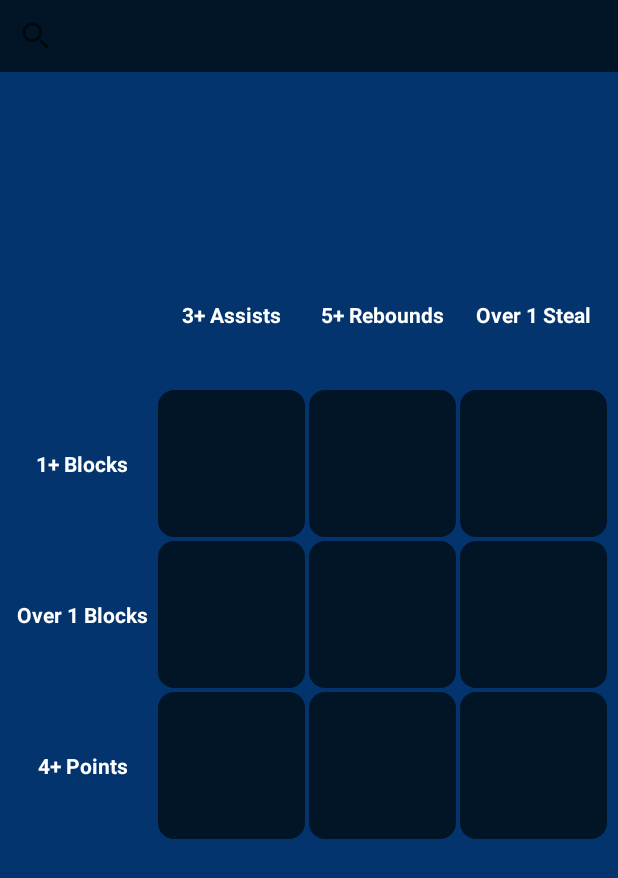
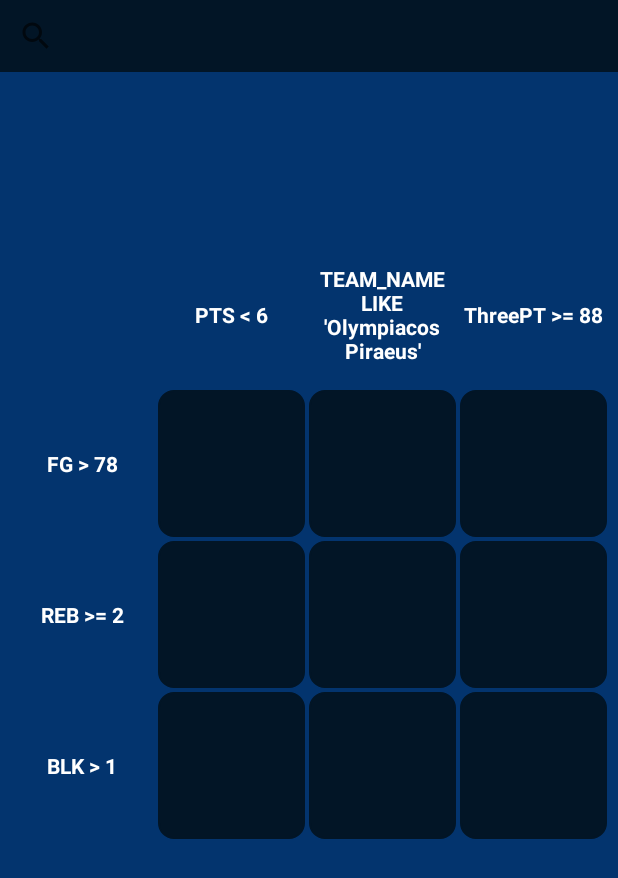
Before and after one commit to rkoum/Grid, an Android app: the screen it shows after launch (MainActivity), on a phone screen of 412 x 824 dp. Shown: the top 878 px of the screen. Run offline under Robolectric (Android 15) with nearby library versions, the phone set to English and light mode, and no system bars.

Commit message:
conditions update
new mapping need to be fixed

```diff
--- a/app/src/main/AndroidManifest.xml
+++ b/app/src/main/AndroidManifest.xml
@@ -4,6 +4,8 @@
 
     <application
         android:allowBackup="true"
+        android:hardwareAccelerated="false"
+        android:largeHeap="true"
         android:dataExtractionRules="@xml/data_extraction_rules"
         android:fullBackupContent="@xml/backup_rules"
         android:icon="@mipmap/ic_launcher"
--- a/app/src/main/java/com/example/grid/MainActivity.kt
+++ b/app/src/main/java/com/example/grid/MainActivity.kt
@@ -58,14 +58,84 @@ class MainActivity : AppCompatActivity() {
     private lateinit var conditionTextViewB: TextView
     private lateinit var conditionTextViewC: TextView
 
+    private lateinit var conditionImageBUttonA: ImageButton
+
+
+
+
+
     private val foundPlayers = MutableList<String?>(9) { null }
 
     val symbols = listOf(">", ">=", "<")
-    val positions = listOf("PG ", "SG ", "SF ", "PF ", "C ")
+    var positions = listOf("%PG%", "%SG%", "%SF%", "%PF%", "%C%").map { "POS LIKE '$it'" }
+    var ethnicities = listOf(
+        "American", "Greek", "Croatian", "Montenegrin", "Albanian",
+        "Lithuanian", "Russian", "Slovenian", "Georgian", "Bulgarian",
+        "Canadian", "British", "Bosnian", "Dutch", "Serbia-Montenegro",
+        "Australian", "French", "Senegalese", "Cypriot", "Swedish",
+        "Latvian", "Serbian", "Ukrainian", "Italian", "Dominican",
+        "Spanish", "Finnish", "Turkish", "Polish", "Nigerian",
+        "New Zealand", "Cameroonian", "Ethiopian", "Uruguayan",
+        "Macedonian", "Costa Rican", "Guinean", "Azerbaijani",
+        "Hungarian", "Jamaican", "Belizean", "Guianan", "Irish",
+        "Puerto Rican", "Israeli", "Ivoirian", "Central African",
+        "Belorussian", "Malian", "Colombian", "Panamanian", "Argentine",
+        "Cuban", "Danish", "Kazakhstani", "Georgian", "Romanian",
+        "Bahamas", "Ghanaian", "Angolan", "Sudanese", "Icelandic"
+    ).map { "ETHNICITY LIKE '%$it%'" }
+
+    // List of team names
+    var teams = listOf(
+        "OFI Iraklio",
+        "Ionikos Lamias",
+        "AEK Athens",
+        "Panathinaikos Athens",
+        "Rethymno Cretan Kings",
+        "Peristeri",
+        "Panellinios BC",
+        "Trikala",
+        "Olympiacos Piraeus",
+        "AEP Olimpiada Patron",
+        "KAO Dramas",
+        "Maroussi",
+        "Kavalas",
+        "Panionios",
+        "Ikaros Esperos",
+        "Trikalla",
+        "Ermis Agias",
+        "Nea Kiffisia",
+        "Ilisiakos",
+        "Kolossos H Hotels",
+        "Sefa Arkadikos",
+        "Koroivos",
+        "Doxa Lefkadas",
+        "PAOK",
+        "Apollon Patras",
+        "Lavrio",
+        "Holargos",
+        "Aris BC",
+        "Kymis",
+        "Promitheas Patras",
+        "AS Karditsas",
+        "Charilaos TM",
+        "AO Ionikos Nikaias",
+        "Iraklis",
+        "Ifaistos limnou",
+        "Panelefsiniakos",
+        "Olympia Larissas",
+        "AEL Larissa",
+        "Egaleo AO",
+        "Makedonikos",
+        "Aons Milonas Athens",
+        "Dafni",
+        "Near-East",
+        "Ment"
+    ).map { "TEAM_NAME LIKE '$it'" }
+
 
     fun generateConditions(): List<String> {
         val symbols = listOf(">", ">=", "<")
-        val stats = listOf("PTS", "REB", "AST", "BLK", "STL")
+        val stats = listOf("PTS", "REB", "AST", "BLK", "STL", "FG", "ThreePT", "FT")
 
         // Generate random values for statistics
         val randomValues = mapOf(
@@ -73,17 +143,26 @@ class MainActivity : AppCompatActivity() {
             "REB" to Random.nextInt(1, 6),
             "AST" to Random.nextInt(1, 4),
             "BLK" to Random.nextInt(1, 2),
-            "STL" to Random.nextInt(1, 2)
+            "STL" to Random.nextInt(1, 2),
+            "FG" to Random.nextInt(35, 100),
+            "ThreePT" to Random.nextInt(35, 100),
+            "FT" to Random.nextInt(35, 100)
         )
 
         // Generate a large number of conditions to ensure uniqueness
-        val conditions = List(100) {
+        var conditions = List(100) {
             val randomStat = stats.random()
             val randomSymbol = symbols.random()
             val value = randomValues[randomStat] ?: 0
             "$randomStat $randomSymbol $value"
         }.distinct()
 
+        val takeEthnicities = ethnicities.shuffled().take(5)
+        val takeTeams = teams.shuffled().take(5)
+
+        conditions += positions
+        conditions += takeEthnicities
+        conditions += takeTeams
         // Take 3 unique conditions
         val uniqueConditions = conditions.shuffled().take(3)
         val condition1 = uniqueConditions.getOrElse(0) { "Unknown Condition 1" }
@@ -114,15 +193,15 @@ class MainActivity : AppCompatActivity() {
     val initialConditions = firstGen
 
     val queries: List<String> = listOf(
-        "SELECT * FROM Player JOIN Stats ON _id=PLAYER_ID WHERE NAME = ? AND  ${initialConditions[0]} AND ${initialConditions[3]}",
-        "SELECT * FROM Player JOIN Stats ON _id=PLAYER_ID WHERE NAME = ? AND  ${initialConditions[1]} AND ${initialConditions[3]}",
-        "SELECT * FROM Player JOIN Stats ON _id=PLAYER_ID WHERE NAME = ? AND  ${initialConditions[2]} AND ${initialConditions[3]}",
-        "SELECT * FROM Player JOIN Stats ON _id=PLAYER_ID WHERE NAME = ? AND  ${initialConditions[0]} AND ${initialConditions[4]}",
-        "SELECT * FROM Player JOIN Stats ON _id=PLAYER_ID WHERE NAME = ? AND  ${initialConditions[1]} AND ${initialConditions[4]}",
-        "SELECT * FROM Player JOIN Stats ON _id=PLAYER_ID WHERE NAME = ? AND  ${initialConditions[2]} AND ${initialConditions[4]}",
-        "SELECT * FROM Player JOIN Stats ON _id=PLAYER_ID WHERE NAME = ? AND  ${initialConditions[0]} AND ${initialConditions[5]}",
-        "SELECT * FROM Player JOIN Stats ON _id=PLAYER_ID WHERE NAME = ? AND  ${initialConditions[1]} AND ${initialConditions[5]}",
-        "SELECT * FROM Player JOIN Stats ON _id=PLAYER_ID WHERE NAME = ? AND  ${initialConditions[2]} AND ${initialConditions[5]}"
+        "SELECT * FROM Player JOIN Stats ON Player._id=Stats.PLAYER_ID JOIN Squads ON Squads.PLAYER_ID=Stats.PLAYER_ID JOIN Team ON Team.TM_ID=Squads.TEAM_ID WHERE NAME = ? AND  ${initialConditions[0]} AND ${initialConditions[3]}",
+        "SELECT * FROM Player JOIN Stats ON Player._id=Stats.PLAYER_ID JOIN Squads ON Squads.PLAYER_ID=Stats.PLAYER_ID JOIN Team ON Team.TM_ID=Squads.TEAM_ID WHERE NAME = ? AND  ${initialConditions[1]} AND ${initialConditions[3]}",
+        "SELECT * FROM Player JOIN Stats ON Player._id=Stats.PLAYER_ID JOIN Squads ON Squads.PLAYER_ID=Stats.PLAYER_ID JOIN Team ON Team.TM_ID=Squads.TEAM_ID WHERE NAME = ? AND  ${initialConditions[2]} AND ${initialConditions[3]}",
+        "SELECT * FROM Player JOIN Stats ON Player._id=Stats.PLAYER_ID JOIN Squads ON Squads.PLAYER_ID=Stats.PLAYER_ID JOIN Team ON Team.TM_ID=Squads.TEAM_ID WHERE NAME = ? AND  ${initialConditions[0]} AND ${initialConditions[4]}",
+        "SELECT * FROM Player JOIN Stats ON Player._id=Stats.PLAYER_ID JOIN Squads ON Squads.PLAYER_ID=Stats.PLAYER_ID JOIN Team ON Team.TM_ID=Squads.TEAM_ID WHERE NAME = ? AND  ${initialConditions[1]} AND ${initialConditions[4]}",
+        "SELECT * FROM Player JOIN Stats ON Player._id=Stats.PLAYER_ID JOIN Squads ON Squads.PLAYER_ID=Stats.PLAYER_ID JOIN Team ON Team.TM_ID=Squads.TEAM_ID WHERE NAME = ? AND  ${initialConditions[2]} AND ${initialConditions[4]}",
+        "SELECT * FROM Player JOIN Stats ON Player._id=Stats.PLAYER_ID JOIN Squads ON Squads.PLAYER_ID=Stats.PLAYER_ID JOIN Team ON Team.TM_ID=Squads.TEAM_ID WHERE NAME = ? AND  ${initialConditions[0]} AND ${initialConditions[5]}",
+        "SELECT * FROM Player JOIN Stats ON Player._id=Stats.PLAYER_ID JOIN Squads ON Squads.PLAYER_ID=Stats.PLAYER_ID JOIN Team ON Team.TM_ID=Squads.TEAM_ID WHERE NAME = ? AND  ${initialConditions[1]} AND ${initialConditions[5]}",
+        "SELECT * FROM Player JOIN Stats ON Player._id=Stats.PLAYER_ID JOIN Squads ON Squads.PLAYER_ID=Stats.PLAYER_ID JOIN Team ON Team.TM_ID=Squads.TEAM_ID WHERE NAME = ? AND  ${initialConditions[2]} AND ${initialConditions[5]}"
     )
 
     fun checkRecords(queries: List<String>, dbHelper: MyDatabaseHelper): Boolean {
@@ -149,16 +228,16 @@ class MainActivity : AppCompatActivity() {
             val newConditions = generateConditions()
             Log.d("generateValidConditions", "Generated conditions: $newConditions")
             // Construct the list of queries
-              newQueries = listOf(
-                "SELECT * FROM Player JOIN Stats ON _id=PLAYER_ID WHERE NAME = ? AND ${newConditions[0]} AND ${newConditions[3]}",
-                "SELECT * FROM Player JOIN Stats ON _id=PLAYER_ID WHERE NAME = ? AND ${newConditions[1]} AND ${newConditions[3]}",
-                "SELECT * FROM Player JOIN Stats ON _id=PLAYER_ID WHERE NAME = ? AND ${newConditions[2]} AND ${newConditions[3]}",
-                "SELECT * FROM Player JOIN Stats ON _id=PLAYER_ID WHERE NAME = ? AND ${newConditions[0]} AND ${newConditions[4]}",
-                "SELECT * FROM Player JOIN Stats ON _id=PLAYER_ID WHERE NAME = ? AND ${newConditions[1]} AND ${newConditions[4]}",
-                "SELECT * FROM Player JOIN Stats ON _id=PLAYER_ID WHERE NAME = ? AND ${newConditions[2]} AND ${newConditions[4]}",
-                "SELECT * FROM Player JOIN Stats ON _id=PLAYER_ID WHERE NAME = ? AND ${newConditions[0]} AND ${newConditions[5]}",
-                "SELECT * FROM Player JOIN Stats ON _id=PLAYER_ID WHERE NAME = ? AND ${newConditions[1]} AND ${newConditions[5]}",
-                "SELECT * FROM Player JOIN Stats ON _id=PLAYER_ID WHERE NAME = ? AND ${newConditions[2]} AND ${newConditions[5]}"
+            newQueries = listOf(
+                "SELECT * FROM Player JOIN Stats ON Player._id=Stats.PLAYER_ID JOIN Squads ON Squads.PLAYER_ID=Stats.PLAYER_ID JOIN Team ON Team.TM_ID=Squads.TEAM_ID WHERE NAME = ? AND  ${newConditions[0]} AND ${newConditions[3]}",
+                "SELECT * FROM Player JOIN Stats ON Player._id=Stats.PLAYER_ID JOIN Squads ON Squads.PLAYER_ID=Stats.PLAYER_ID JOIN Team ON Team.TM_ID=Squads.TEAM_ID WHERE NAME = ? AND  ${newConditions[1]} AND ${newConditions[3]}",
+                "SELECT * FROM Player JOIN Stats ON Player._id=Stats.PLAYER_ID JOIN Squads ON Squads.PLAYER_ID=Stats.PLAYER_ID JOIN Team ON Team.TM_ID=Squads.TEAM_ID WHERE NAME = ? AND  ${newConditions[2]} AND ${newConditions[3]}",
+                "SELECT * FROM Player JOIN Stats ON Player._id=Stats.PLAYER_ID JOIN Squads ON Squads.PLAYER_ID=Stats.PLAYER_ID JOIN Team ON Team.TM_ID=Squads.TEAM_ID WHERE NAME = ? AND  ${newConditions[0]} AND ${newConditions[4]}",
+                "SELECT * FROM Player JOIN Stats ON Player._id=Stats.PLAYER_ID JOIN Squads ON Squads.PLAYER_ID=Stats.PLAYER_ID JOIN Team ON Team.TM_ID=Squads.TEAM_ID WHERE NAME = ? AND  ${newConditions[1]} AND ${newConditions[4]}",
+                "SELECT * FROM Player JOIN Stats ON Player._id=Stats.PLAYER_ID JOIN Squads ON Squads.PLAYER_ID=Stats.PLAYER_ID JOIN Team ON Team.TM_ID=Squads.TEAM_ID WHERE NAME = ? AND  ${newConditions[2]} AND ${newConditions[4]}",
+                "SELECT * FROM Player JOIN Stats ON Player._id=Stats.PLAYER_ID JOIN Squads ON Squads.PLAYER_ID=Stats.PLAYER_ID JOIN Team ON Team.TM_ID=Squads.TEAM_ID WHERE NAME = ? AND  ${newConditions[0]} AND ${newConditions[5]}",
+                "SELECT * FROM Player JOIN Stats ON Player._id=Stats.PLAYER_ID JOIN Squads ON Squads.PLAYER_ID=Stats.PLAYER_ID JOIN Team ON Team.TM_ID=Squads.TEAM_ID WHERE NAME = ? AND  ${newConditions[1]} AND ${newConditions[5]}",
+                "SELECT * FROM Player JOIN Stats ON Player._id=Stats.PLAYER_ID JOIN Squads ON Squads.PLAYER_ID=Stats.PLAYER_ID JOIN Team ON Team.TM_ID=Squads.TEAM_ID WHERE NAME = ? AND  ${newConditions[2]} AND ${newConditions[5]}"
             )
             Log.d("generateValidConditions", "Generated queries: $newQueries")
             // Check if the generated conditions are valid
@@ -189,25 +268,25 @@ class MainActivity : AppCompatActivity() {
         else -> ""
     }
 
-    val conditionMap: Map<String, String> = (1..15).flatMap { pts ->
-        (1..6).flatMap { reb ->
-            (1..4).flatMap { ast ->
-                (1..2).flatMap { blk ->
-                    (1..2).flatMap { stl ->
-                        symbols.flatMap { symbol ->
-                            listOf(
-                                "PTS $symbol $pts" to description("Points", symbol, pts),
-                                "REB $symbol $reb" to description("Rebounds", symbol, reb),
-                                "AST $symbol $ast" to description("Assists", symbol, ast),
-                                "BLK $symbol $blk" to description("Blocks", symbol, blk),
-                                "STL $symbol $stl" to description("Steal", symbol, stl)
-                            )
-                        }
-                    }
-                }
-            }
-        }
-    }.toMap()
+//        val conditionMap: Map<String, String> = (1..15).flatMap { pts ->
+//            (1..6).flatMap { reb ->
+//                (1..4).flatMap { ast ->
+//                    (1..2).flatMap { blk ->
+//                        (1..2).flatMap { stl ->
+//                            symbols.flatMap { symbol ->
+//                                listOf(
+//                                    "PTS $symbol $pts" to description("Points", symbol, pts),
+//                                    "REB $symbol $reb" to description("Rebounds", symbol, reb),
+//                                    "AST $symbol $ast" to description("Assists", symbol, ast),
+//                                    "BLK $symbol $blk" to description("Blocks", symbol, blk),
+//                                    "STL $symbol $stl" to description("Steal", symbol, stl)
+//                                )
+//                            }
+//                        }
+//                    }
+//                }
+//            }
+//        }.toMap()
 
     private var currentPage = 0
     private val pageSize = 10
@@ -259,6 +338,9 @@ class MainActivity : AppCompatActivity() {
         conditionTextViewC = findViewById(R.id.conditionTextViewC)
 
 
+        conditionImageBUttonA = findViewById(R.id.conditionImageButtonA)
+
+
         // Update TextViews with current conditions
         updateConditionTextViews()
     }
@@ -267,19 +349,25 @@ class MainActivity : AppCompatActivity() {
         Log.d("updateConditionTextViews", "Final conditions: $finalConditions")
 
         // Log the mapping of conditions to text views
-        Log.d("updateConditionTextViews", "Condition 1: ${conditionMap[finalConditions[0]] ?: "Unknown condition"}")
-        Log.d("updateConditionTextViews", "Condition 2: ${conditionMap[finalConditions[1]] ?: "Unknown condition"}")
-        Log.d("updateConditionTextViews", "Condition 3: ${conditionMap[finalConditions[2]] ?: "Unknown condition"}")
-        Log.d("updateConditionTextViews", "Condition A: ${conditionMap[finalConditions[3]] ?: "Unknown condition"}")
-        Log.d("updateConditionTextViews", "Condition B: ${conditionMap[finalConditions[4]] ?: "Unknown condition"}")
-        Log.d("updateConditionTextViews", "Condition C: ${conditionMap[finalConditions[5]] ?: "Unknown condition"}")
+        Log.d("updateConditionTextViews", "Condition 1: ${finalConditions[0] ?: "Unknown condition"}")
+        Log.d("updateConditionTextViews", "Condition 2: ${finalConditions[1] ?: "Unknown condition"}")
+        Log.d("updateConditionTextViews", "Condition 3: ${finalConditions[2] ?: "Unknown condition"}")
+        Log.d("updateConditionTextViews", "Condition A: ${finalConditions[3] ?: "Unknown condition"}")
+        Log.d("updateConditionTextViews", "Condition B: ${finalConditions[4] ?: "Unknown condition"}")
+        Log.d("updateConditionTextViews", "Condition C: ${finalConditions[5] ?: "Unknown condition"}")
 
-        conditionTextView1.text = conditionMap[finalConditions[0]] ?: "Unknown condition"
-        conditionTextView2.text = conditionMap[finalConditions[1]] ?: "Unknown condition"
-        conditionTextView3.text = conditionMap[finalConditions[2]] ?: "Unknown condition"
-        conditionTextViewA.text = conditionMap[finalConditions[3]] ?: "Unknown condition"
-        conditionTextViewB.text = conditionMap[finalConditions[4]] ?: "Unknown condition"
-        conditionTextViewC.text = conditionMap[finalConditions[5]] ?: "Unknown condition"
+        conditionTextView1.text = finalConditions[0] ?: "Unknown condition"
+        conditionTextView2.text = finalConditions[1] ?: "Unknown condition"
+        conditionTextView3.text = finalConditions[2] ?: "Unknown condition"
+        conditionTextViewA.text = finalConditions[3] ?: "Unknown condition"
+        conditionTextViewB.text = finalConditions[4] ?: "Unknown condition"
+        conditionTextViewC.text = finalConditions[5] ?: "Unknown condition"
+
+
+//        Glide.with(this).load(imageUrl)
+//            // .placeholder(R.drawable.placeholder_image) // Optional: placeholder image
+//            // .error(R.drawable.error_image) // Optional: error image
+//            .into(conditionImageBUttonA)
 
 
         adapter = PlayerCursorAdapter(this, null)
@@ -551,10 +639,9 @@ class MainActivity : AppCompatActivity() {
     }
 }
 
-//TODO rng conditions until found
+//TODO rng conditions until found fix at least 9
 //TODO UI -> search and X icon white
 
 //TODO images or text <-> textView
-//TODO add teams and positions
-
+//TODO fix mapping
 //TODO percentages
--- a/app/src/main/res/layout/activity_main.xml
+++ b/app/src/main/res/layout/activity_main.xml
@@ -66,14 +66,13 @@
                 android:layout_height="wrap_content"
                 android:layout_gravity="bottom|center"
                 android:background="#80000000"
+                android:ellipsize="end"
+                android:maxLines="1"
+                android:padding="4dp"
+                android:text="Player Name"
+                android:textAlignment="center"
                 android:textColor="#FFFFFF"
-                android:padding="4dp"
-                android:maxLines="1"
-                android:ellipsize="end"
-                android:text="Player Name"
-                android:visibility="invisible"
-                android:textAlignment="center"
-                />
+                android:visibility="invisible" />
         </FrameLayout>
 
 
@@ -102,13 +101,13 @@
                 android:layout_height="wrap_content"
                 android:layout_gravity="bottom|center"
                 android:background="#80000000"
+                android:ellipsize="end"
+                android:maxLines="1"
+                android:padding="4dp"
+                android:text="Player Name"
+                android:textAlignment="center"
                 android:textColor="#FFFFFF"
-                android:padding="4dp"
-                android:maxLines="1"
-                android:ellipsize="end"
-                android:text="Player Name"
-                android:visibility="invisible"
-                android:textAlignment="center"/>
+                android:visibility="invisible" />
         </FrameLayout>
 
         <FrameLayout
@@ -136,13 +135,13 @@
                 android:layout_height="wrap_content"
                 android:layout_gravity="bottom|center"
                 android:background="#80000000"
+                android:ellipsize="end"
+                android:maxLines="1"
+                android:padding="4dp"
+                android:text="Player Name"
+                android:textAlignment="center"
                 android:textColor="#FFFFFF"
-                android:padding="4dp"
-                android:maxLines="1"
-                android:ellipsize="end"
-                android:text="Player Name"
-                android:visibility="invisible"
-                android:textAlignment="center"/>
+                android:visibility="invisible" />
         </FrameLayout>
 
         <FrameLayout
@@ -170,13 +169,13 @@
                 android:layout_height="wrap_content"
                 android:layout_gravity="bottom|center"
                 android:background="#80000000"
+                android:ellipsize="end"
+                android:maxLines="1"
+                android:padding="4dp"
+                android:text="Player Name"
+                android:textAlignment="center"
                 android:textColor="#FFFFFF"
-                android:padding="4dp"
-                android:maxLines="1"
-                android:ellipsize="end"
-                android:text="Player Name"
-                android:visibility="invisible"
-                android:textAlignment="center"/>
+                android:visibility="invisible" />
         </FrameLayout>
 
         <FrameLayout
@@ -204,13 +203,13 @@
                 android:layout_height="wrap_content"
                 android:layout_gravity="bottom|center"
                 android:background="#80000000"
+                android:ellipsize="end"
+                android:maxLines="1"
+                android:padding="4dp"
+                android:text="Player Name"
+                android:textAlignment="center"
                 android:textColor="#FFFFFF"
-                android:padding="4dp"
-                android:maxLines="1"
-                android:ellipsize="end"
-                android:text="Player Name"
-                android:visibility="invisible"
-                android:textAlignment="center"/>
+                android:visibility="invisible" />
         </FrameLayout>
 
         <FrameLayout
@@ -238,13 +237,13 @@
                 android:layout_height="wrap_content"
                 android:layout_gravity="bottom|center"
                 android:background="#80000000"
+                android:ellipsize="end"
+                android:maxLines="1"
+                android:padding="4dp"
+                android:text="Player Name"
+                android:textAlignment="center"
                 android:textColor="#FFFFFF"
-                android:padding="4dp"
-                android:maxLines="1"
-                android:ellipsize="end"
-                android:text="Player Name"
-                android:visibility="invisible"
-                android:textAlignment="center"/>
+                android:visibility="invisible" />
         </FrameLayout>
 
         <FrameLayout
@@ -272,13 +271,13 @@
                 android:layout_height="wrap_content"
                 android:layout_gravity="bottom|center"
                 android:background="#80000000"
+                android:ellipsize="end"
+                android:maxLines="1"
+                android:padding="4dp"
+                android:text="Player Name"
+                android:textAlignment="center"
                 android:textColor="#FFFFFF"
-                android:padding="4dp"
-                android:maxLines="1"
-                android:ellipsize="end"
-                android:text="Player Name"
-                android:visibility="invisible"
-                android:textAlignment="center"/>
+                android:visibility="invisible" />
         </FrameLayout>
 
         <FrameLayout
@@ -306,13 +305,13 @@
                 android:layout_height="wrap_content"
                 android:layout_gravity="bottom|center"
                 android:background="#80000000"
+                android:ellipsize="end"
+                android:maxLines="1"
+                android:padding="4dp"
+                android:text="Player Name"
+                android:textAlignment="center"
                 android:textColor="#FFFFFF"
-                android:padding="4dp"
-                android:maxLines="1"
-                android:ellipsize="end"
-                android:text="Player Name"
-                android:visibility="invisible"
-                android:textAlignment="center"/>
+                android:visibility="invisible" />
         </FrameLayout>
 
         <FrameLayout
@@ -340,13 +339,13 @@
                 android:layout_height="wrap_content"
                 android:layout_gravity="bottom|center"
                 android:background="#80000000"
+                android:ellipsize="end"
+                android:maxLines="1"
+                android:padding="4dp"
+                android:text="Player Name"
+                android:textAlignment="center"
                 android:textColor="#FFFFFF"
-                android:padding="4dp"
-                android:maxLines="1"
-                android:ellipsize="end"
-                android:text="Player Name"
-                android:visibility="invisible"
-                android:textAlignment="center"/>
+                android:visibility="invisible" />
         </FrameLayout>
 
 
@@ -394,19 +393,30 @@
 
             android:textStyle="bold" />
 
-        <TextView
-            android:id="@+id/conditionTextViewA"
+        <FrameLayout
             android:layout_width="0dp"
             android:layout_height="0dp"
             android:layout_row="1"
             android:layout_rowWeight="1"
             android:layout_column="0"
-            android:layout_columnWeight="1"
-            android:gravity="center"
-            android:text="Condition A"
-            android:textColor="@color/white"
+            android:layout_columnWeight="1">
 
-            android:textStyle="bold" />
+            <TextView
+                android:id="@+id/conditionTextViewA"
+                android:layout_width="match_parent"
+                android:layout_height="match_parent"
+                android:gravity="center"
+                android:text="Condition A"
+                android:textColor="@color/white"
+                android:textStyle="bold" />
+
+            <ImageButton
+                android:id="@+id/conditionImageButtonA"
+                android:layout_width="match_parent"
+                android:layout_height="match_parent"
+                android:background="@android:color/transparent"
+                android:scaleType="centerInside" />
+        </FrameLayout>
 
         <TextView
             android:id="@+id/conditionTextViewB"
```
Also changed, not shown: app/src/main/assets/GridDatabase.db.
